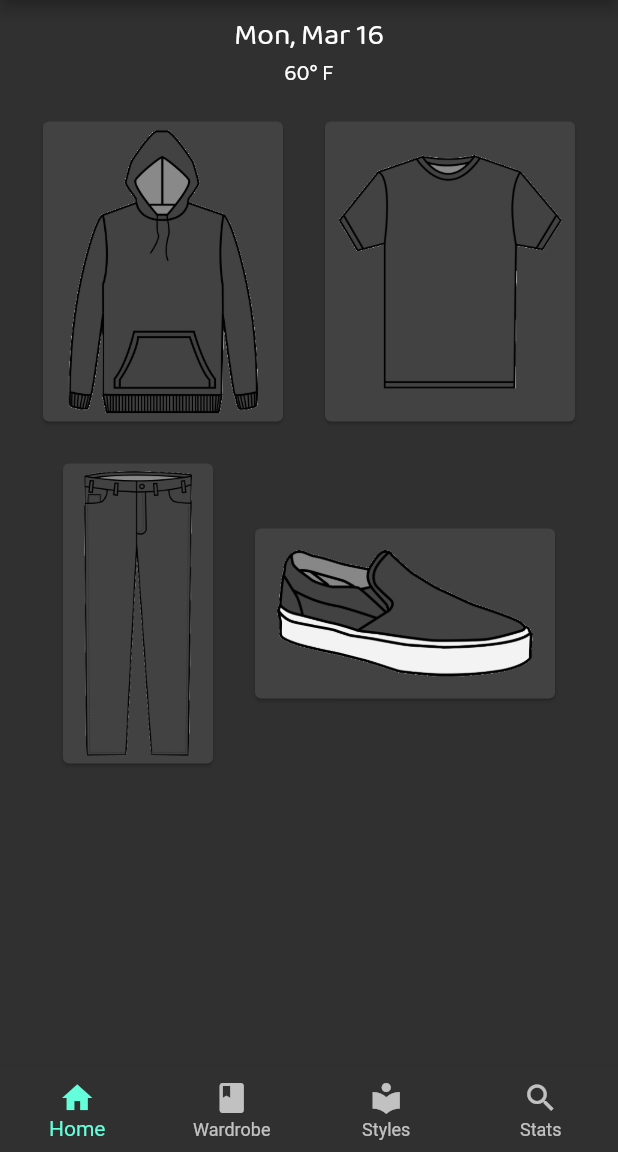
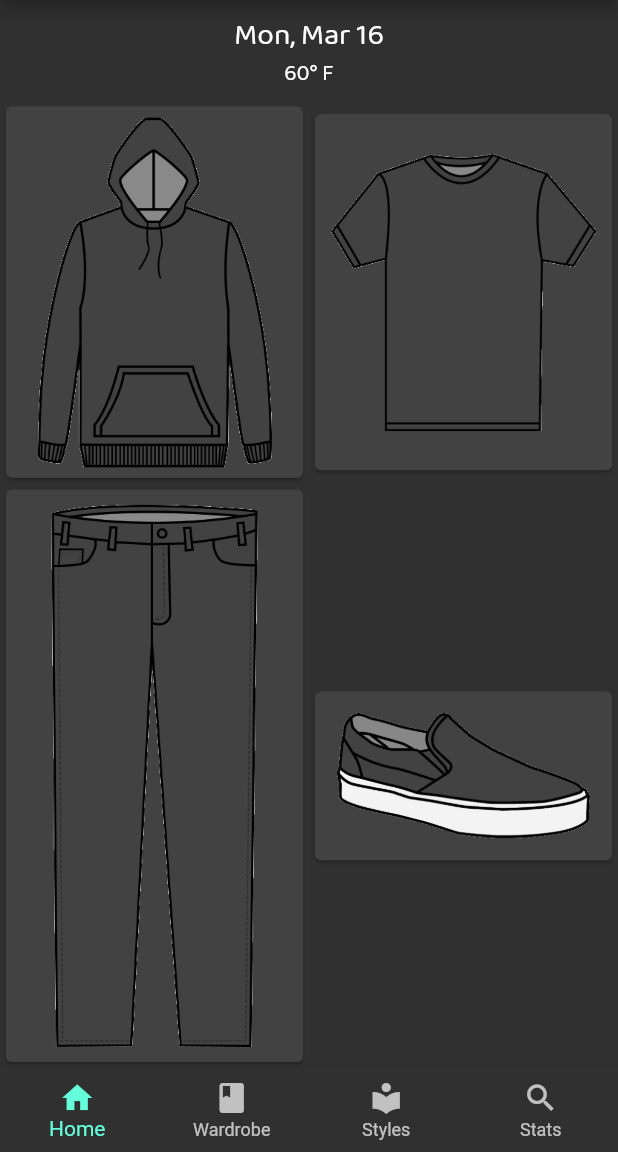
Before and after one commit to osamaaliarshad/Drober, a Flutter app: the screen it shows after launch, on a phone screen of 412 x 824 dp, the part 84-1236 px from its top. Run offline on Flutter 3.47's test engine with Material 2 defaults, Android fonts, the phone set to English and light mode, and no system bars; our stand-ins replace firebase_auth, modal_progress_hud; accounts and stored records are empty.

Commit message:
Added wardrobe tab FAB
Fixed scaling issues in home tab

```diff
--- a/lib/main.dart
+++ b/lib/main.dart
@@ -1,5 +1,6 @@
 import 'package:drober_app/screens/login_screen.dart';
 import 'package:drober_app/screens/registration_screen.dart';
+import 'package:drober_app/screens/settings_screen.dart';
 import 'package:drober_app/screens/wardrobe_home_screen.dart';
 import 'package:drober_app/screens/welcome_screen.dart';
 import 'package:flutter/material.dart';
@@ -25,6 +26,7 @@ class MyApp extends StatelessWidget {
         LoginScreen.id: (context) => LoginScreen(),
         RegistrationScreen.id: (context) => RegistrationScreen(),
         WelcomeScreen.id: (context) => WelcomeScreen(),
+        SettingsScreen.id: (context) => SettingsScreen(),
       },
     );
   }
--- a/lib/screens/tabs/home_tab.dart
+++ b/lib/screens/tabs/home_tab.dart
@@ -5,6 +5,7 @@ Widget createOutfit() {
   String formatted = DateFormat('MMMEd').format(DateTime.now());
 
   return Column(
+    mainAxisAlignment: MainAxisAlignment.spaceEvenly,
     children: <Widget>[
       Row(
         mainAxisAlignment: MainAxisAlignment.center,
@@ -27,55 +28,53 @@ Widget createOutfit() {
                 ),
               ],
             ),
-          )
+          ),
         ],
       ),
       Row(
-        mainAxisAlignment: MainAxisAlignment.center,
+        mainAxisAlignment: MainAxisAlignment.spaceEvenly,
         children: <Widget>[
-          Padding(
-            padding: EdgeInsets.all(10.0),
+          Expanded(
             child: Card(
               child: Image.asset(
                 'assets/hoodie_black.png',
-                height: 200.0,
+                // height: 200.0,
               ),
             ),
           ),
-          Padding(
-            padding: EdgeInsets.all(10.0),
+          Expanded(
             child: Card(
               child: Image.asset(
                 'assets/t-shirt_black.png',
-                height: 200.0,
+                //height: 200.0,
               ),
             ),
           ),
         ],
       ),
-      Row(
-        mainAxisAlignment: MainAxisAlignment.center,
+      Expanded(
+        child: Row(
+          mainAxisAlignment: MainAxisAlignment.spaceEvenly,
           children: <Widget>[
-          Padding(
-            padding: EdgeInsets.all(10.0),
+            Expanded(
               child: Card(
                 child: Image.asset(
                   'assets/jeans_black.png',
-                height: 200.0,
+                  //height: 200.0,
                 ),
               ),
             ),
-          Padding(
-            padding: EdgeInsets.all(10.0),
+            Expanded(
               child: Card(
                 child: Image.asset(
                   'assets/slip-onsneaker_black.png',
-                width: 200.0,
+                  //width: 200.0,
                 ),
               ),
             ),
           ],
         ),
+      ),
     ],
   );
 }
--- a/lib/screens/wardrobe_home_screen.dart
+++ b/lib/screens/wardrobe_home_screen.dart
@@ -1,3 +1,4 @@
+import 'package:drober_app/screens/tabs/wardrobe_tab.dart';
 import 'package:flutter/material.dart';
 import 'package:firebase_auth/firebase_auth.dart';
 import 'package:drober_app/screens/tabs/home_tab.dart';
@@ -15,8 +16,7 @@ class _WardrobeScreenState extends State<WardrobeScreen> {
 
   final tabs = [
     createOutfit(),
-    Center(
-        child: Text('This is where the entire section of clothes will be put')),
+    createCloset(),
     Center(
         child: Text(
             'Different styles shown here with how your wardrobe can be accomodated to fit each style')),
@@ -49,7 +49,9 @@ class _WardrobeScreenState extends State<WardrobeScreen> {
         actions: <Widget>[
           IconButton(
             icon: Icon(Icons.settings),
-            onPressed: () {},
+            onPressed: () {
+              Navigator.pushNamed(context, 'settings_screen');
+            },
           )
         ],
         title: Text(
```
Also changed, not shown: lib/screens/settings_screen.dart (added, +19 -0 lines), lib/screens/tabs/wardrobe_tab.dart (added, +24 -0 lines), assets/clothes.png (added). Lines whose indentation alone changed are shown as unchanged.
